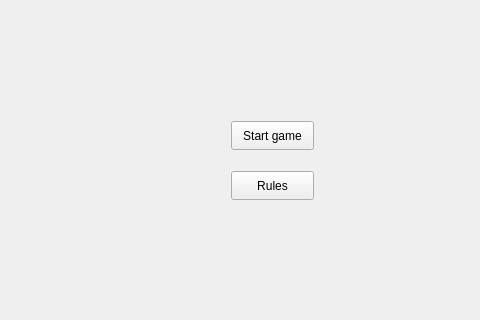
Before: the Qt Designer form Antichess/mainwindow.ui in L0G4NN/EE273Project, drawn with Qt 5; both pictures show x 409 to 889 and y 98 to 418 of the 1280 by 720 pixel window.
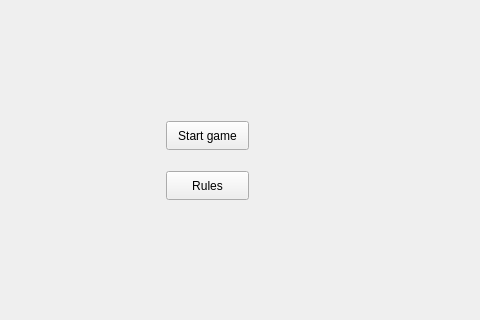
After: the same form once the commit is applied.

What changed in the file:
```diff
--- a/Antichess/mainwindow.ui
+++ b/Antichess/mainwindow.ui
@@ -16,11 +16,14 @@
   <property name="windowTitle">
    <string>Antichess</string>
   </property>
+  <property name="tabShape">
+   <enum>QTabWidget::Triangular</enum>
+  </property>
   <widget class="QWidget" name="centralwidget">
    <widget class="QPushButton" name="pushButton">
     <property name="geometry">
      <rect>
-      <x>640</x>
+      <x>575</x>
       <y>200</y>
       <width>83</width>
       <height>29</height>
@@ -33,7 +36,7 @@
    <widget class="QPushButton" name="pushButton_2">
     <property name="geometry">
      <rect>
-      <x>640</x>
+      <x>575</x>
       <y>250</y>
       <width>83</width>
       <height>29</height>
```
Left out of the diff: 21 changed lines with no effect on the pictures.
